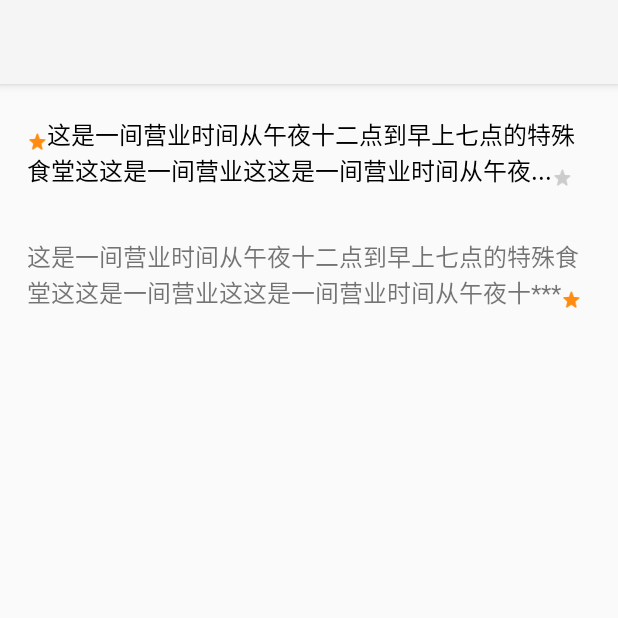
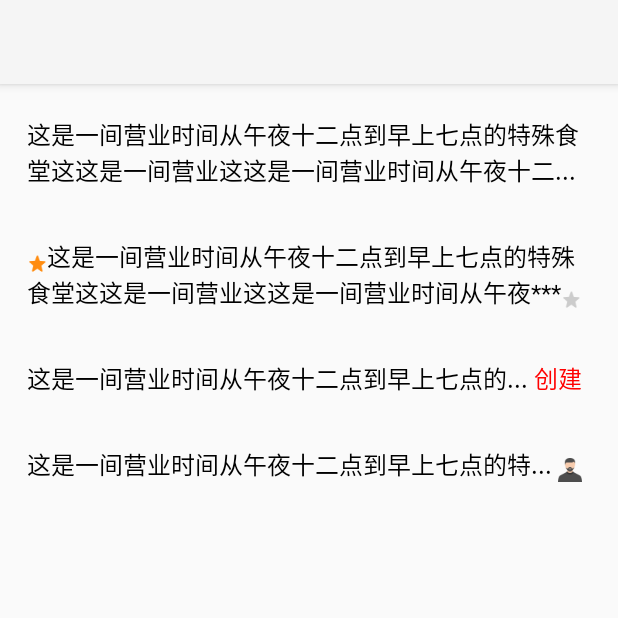
Before and after one commit to VDshixiaoming/QuoteTextView, an Android app: the screen it shows after launch (MainActivity), on a phone screen of 412 x 824 dp, the top half of it. Run offline under Robolectric (Android 15) with nearby library versions, the light colour scheme and no system bars.

Commit message:
结构优化，支持富文本结尾

```diff
--- a/QuoteTextView/app/src/main/java/com/sxm/example/quotetextview/MainActivity.java
+++ b/QuoteTextView/app/src/main/java/com/sxm/example/quotetextview/MainActivity.java
@@ -5,7 +5,7 @@ import android.os.Bundle;
 
 public class MainActivity extends AppCompatActivity {
 
-    private QuoteTextView mText, mText2;
+    private QuoteTextView mText, mText2, mText3, mText4;
 
     @Override
     protected void onCreate(Bundle savedInstanceState) {
@@ -19,7 +19,12 @@ public class MainActivity extends AppCompatActivity {
         mText.setText("这是一间营业时间从午夜十二点到早上七点的特殊食堂这这是一间营业这这是一间营业时间从午夜十二点到早上七点的特殊食堂这");
 
         mText2 = (QuoteTextView) findViewById(R.id.quote2);
-        mText2.setQuoteTextView("这是一间营业时间从午夜十二点到早上七点的特殊食堂这这是一间营业这这是一间营业时间从午夜十二点到早上七点的特殊食堂这","","rating_star","***",2);
+        mText2.setQuoteTextView("这是一间营业时间从午夜十二点到早上七点的特殊食堂这这是一间营业这这是一间营业时间从午夜十二点到早上七点的特殊食堂这","<img src='rating_star'/>","<img src='rating_star_gray'/>","***",3);
 
+        mText3 = (QuoteTextView) findViewById(R.id.quote3);
+        mText3.setQuoteTextView("这是一间营业时间从午夜十二点到早上七点的特殊食堂这这是一间营业这这是一间营业时间从午夜十二点到早上七点的特殊食堂这", "", "<font color='red' size='20'> 创建</font>","...", 3);
+
+        mText4 = (QuoteTextView) findViewById(R.id.quote4);
+        mText4.setQuoteTextView("这是一间营业时间从午夜十二点到早上七点的特殊食堂这这是一间营业这这是一间营业时间从午夜十二点到早上七点的特殊食堂这", "", " <img src='ic_director'/>","...", 2);
     }
 }
--- a/QuoteTextView/app/src/main/java/com/sxm/example/quotetextview/QuoteTextView.java
+++ b/QuoteTextView/app/src/main/java/com/sxm/example/quotetextview/QuoteTextView.java
@@ -22,11 +22,11 @@ import java.util.List;
  */
 
 public class QuoteTextView extends TextView {
-    private String imgLeft = "rating_star";//文本左边图片资源名，img01
-    private String imgRight = "rating_star_gray";//文本右边图片资源名
+    private String leftHtml = "";//文本左边html
+    private String rightHtml = "";//文本右边html
 
     private String ELLIPSIS = "...";//自定义省略符号
-    private int placeholderCount = 3;//图片及省略号占位
+    private int placeholderCount = 1;//图片及省略号占位
 
     public interface EllipsizeListener {
         void ellipsizeStateChanged(boolean ellipsized);
@@ -118,12 +118,16 @@ public class QuoteTextView extends TextView {
 //        setTextColor(getResources().getColor(android.R.color.w));
     }
     public void setQuoteTextView(String text, String imgLeft, String imgRight, String ellipse, int count){
-        this.imgLeft = imgLeft;//文本左边图片资源名，img01
-        this.imgRight = imgRight;//文本右边图片资源名
+        this.leftHtml = imgLeft;//文本左边图片资源名，img01
+        this.rightHtml = imgRight;//文本右边图片资源名
         this.ELLIPSIS = ellipse;//自定义省略符号
         this.placeholderCount = count;//图片及省略号占位
         super.setText(text);
     }
+    public void setQuoteTextView(String text, String imgRight, int count){
+        setQuoteTextView(text,"",imgRight, "",count);
+    }
+
 
     private void resetText() {
         if(TextUtils.isEmpty(fullText)){
@@ -159,7 +163,7 @@ public class QuoteTextView extends TextView {
         }
     }
     private String toHtml(String text){
-        return getHtmlImg(imgLeft) + text + getHtmlImg(imgRight);
+        return leftHtml + text + rightHtml;
     }
     private String getHtmlImg(String src){
         if(TextUtil.isEmpty(src)){
--- a/QuoteTextView/app/src/main/res/layout/activity_main.xml
+++ b/QuoteTextView/app/src/main/res/layout/activity_main.xml
@@ -32,6 +32,35 @@
         android:layout_marginTop="20dp"
         android:ellipsize="end"
         android:maxLines="2"
+        android:textColor="#000000"
+        android:paddingTop="13.5dp"
+        android:textSize="16sp"
+        tools:text="这是一间营业时间从午夜十二点到早上七点的特殊食堂这" />
+    <com.sxm.example.quotetextview.QuoteTextView
+        android:id="@+id/quote3"
+        android:layout_below="@+id/quote2"
+        android:layout_width="match_parent"
+        android:layout_height="wrap_content"
+        android:layout_marginLeft="10dp"
+        android:layout_marginRight="10dp"
+        android:layout_marginTop="20dp"
+        android:ellipsize="end"
+        android:textColor="#000000"
+        android:singleLine="true"
+        android:paddingTop="13.5dp"
+        android:textSize="16sp"
+        tools:text="这是一间营业时间从午夜十二点到早上七点的特殊食堂这" />
+    <com.sxm.example.quotetextview.QuoteTextView
+        android:id="@+id/quote4"
+        android:layout_below="@+id/quote3"
+        android:layout_width="match_parent"
+        android:layout_height="wrap_content"
+        android:layout_marginLeft="10dp"
+        android:layout_marginRight="10dp"
+        android:layout_marginTop="20dp"
+        android:ellipsize="end"
+        android:textColor="#000000"
+        android:singleLine="true"
         android:paddingTop="13.5dp"
         android:textSize="16sp"
         tools:text="这是一间营业时间从午夜十二点到早上七点的特殊食堂这" />
```
Also changed, not shown: QuoteTextView/app/src/main/res/drawable-xhdpi/ic_director.png (added), 1 other file.
